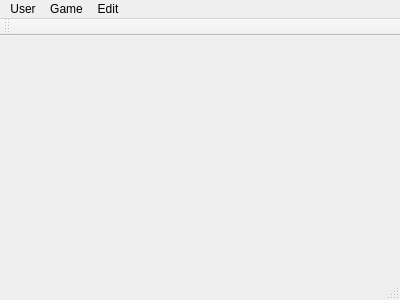
sasmitman/ECE3574HW4, file mainwindow.ui: the form before one commit.
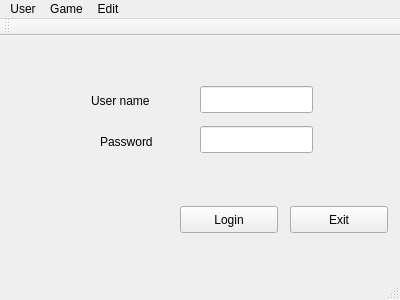
The form after the commit.

Commit message: Made first form

What changed in the file:
```diff
--- a/mainwindow.ui
+++ b/mainwindow.ui
@@ -13,7 +13,80 @@
   <property name="windowTitle">
    <string>MainWindow</string>
   </property>
-  <widget class="QWidget" name="centralWidget"/>
+  <widget class="QWidget" name="centralWidget">
+   <widget class="QPushButton" name="pushButton">
+    <property name="geometry">
+     <rect>
+      <x>180</x>
+      <y>170</y>
+      <width>98</width>
+      <height>27</height>
+     </rect>
+    </property>
+    <property name="text">
+     <string>Login</string>
+    </property>
+   </widget>
+   <widget class="QPushButton" name="pushButton_2">
+    <property name="geometry">
+     <rect>
+      <x>290</x>
+      <y>170</y>
+      <width>98</width>
+      <height>27</height>
+     </rect>
+    </property>
+    <property name="text">
+     <string>Exit</string>
+    </property>
+   </widget>
+   <widget class="QLabel" name="label">
+    <property name="geometry">
+     <rect>
+      <x>91</x>
+      <y>56</y>
+      <width>81</width>
+      <height>17</height>
+     </rect>
+    </property>
+    <property name="text">
+     <string>User name</string>
+    </property>
+   </widget>
+   <widget class="QLabel" name="label_2">
+    <property name="geometry">
+     <rect>
+      <x>100</x>
+      <y>97</y>
+      <width>66</width>
+      <height>17</height>
+     </rect>
+    </property>
+    <property name="text">
+     <string>Password</string>
+    </property>
+   </widget>
+   <widget class="QLineEdit" name="lineEdit">
+    <property name="geometry">
+     <rect>
+      <x>200</x>
+      <y>50</y>
+      <width>113</width>
+      <height>27</height>
+     </rect>
+    </property>
+   </widget>
+   <widget class="QLineEdit" name="lineEdit_2">
+    <property name="geometry">
+     <rect>
+      <x>200</x>
+      <y>90</y>
+      <width>113</width>
+      <height>27</height>
+     </rect>
+    </property>
+   </widget>
+  </widget>
   <widget class="QMenuBar" name="menuBar">
    <property name="geometry">
     <rect>
```
The commit also changes 4 other files.
